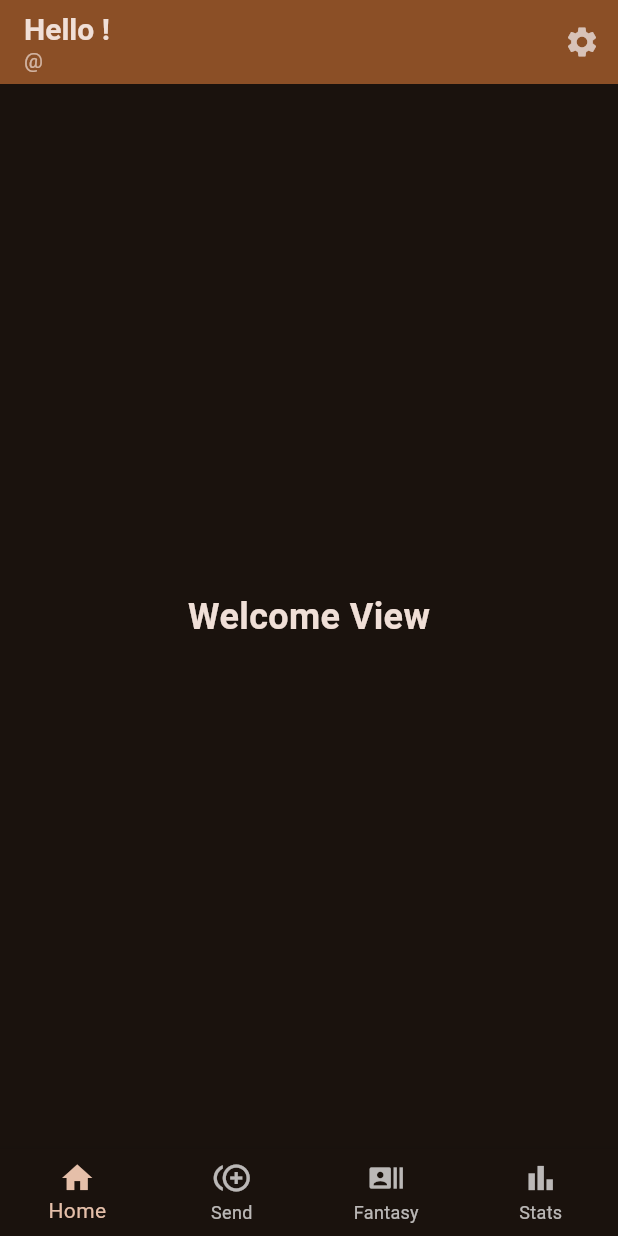
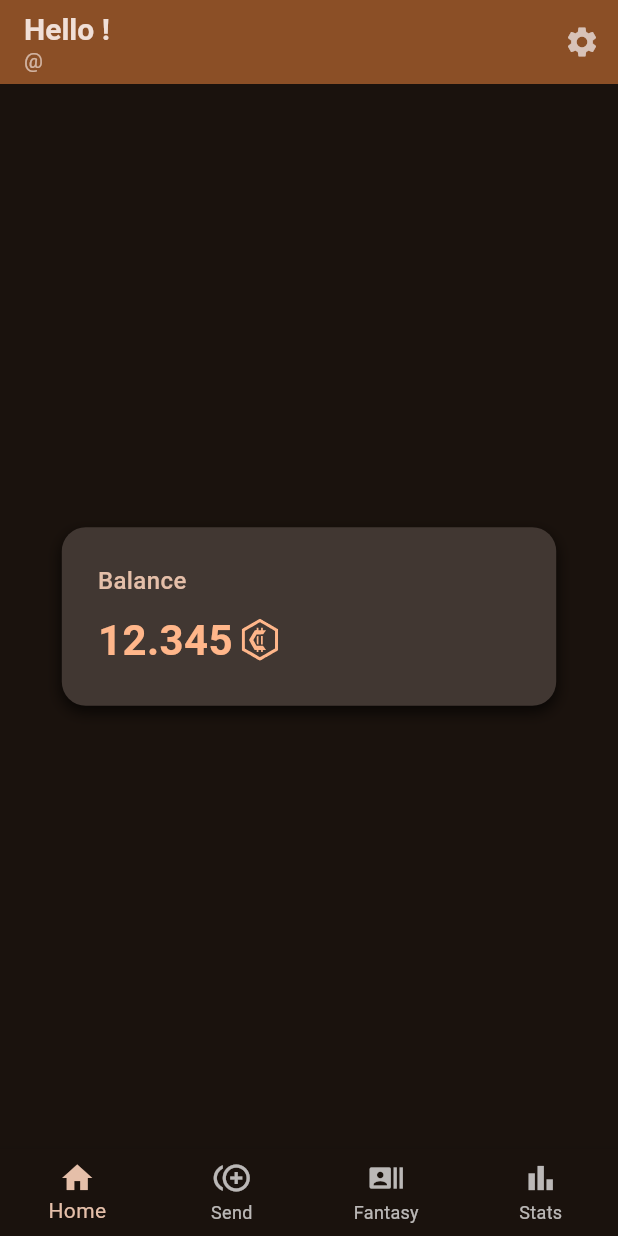
Before and after one commit to filo-g/cobre_coin, a Flutter app: the screen it shows once a user with an empty profile is signed in, on a phone screen of 412 x 824 dp. Run offline on Flutter 3.47's test engine with Material 3 defaults, Android fonts, the phone set to English and light mode, and no system bars; our stand-ins replace flutter_dotenv, flutter_svg, supabase_flutter; accounts and stored records are empty.

Commit message:
balance placeholder

```diff
--- a/lib/routes/welcome.dart
+++ b/lib/routes/welcome.dart
@@ -1,15 +1,79 @@
 import 'package:flutter/material.dart';
+import 'package:intl/intl.dart';
+import 'package:flutter_svg/svg.dart';
 
 class WelcomeRoute extends StatelessWidget {
   const WelcomeRoute({super.key});
 
   @override
   Widget build(BuildContext context) {
-    return const Center(
-      child: Text(
-        'Welcome View',
-        style: TextStyle(fontSize: 24, fontWeight: FontWeight.bold),
-      ),
+    final theme = Theme.of(context);
+    final balance = 12345; // TODO: Change to get balance from supabase
+    final formattedBalance = NumberFormat('#,##0', 'es_ES').format(balance);
+
+    return LayoutBuilder(
+      builder: (context, constraints) {
+        final cardWidth = constraints.maxWidth * 0.8; // 80% of screen width
+        final cardPadding = constraints.maxWidth < 400 ? 16.0 : 24.0;
+
+        return Center(
+          child: Container(
+            padding: EdgeInsets.all(cardPadding),
+            width: cardWidth,
+            decoration: BoxDecoration(
+              color: theme.colorScheme.surfaceBright,
+              borderRadius: BorderRadius.circular(16),
+              boxShadow: [
+                BoxShadow(
+                  color: Colors.black.withValues(alpha: 0.7),
+                  blurRadius: 8,
+                  offset: const Offset(0, 4),
+                ),
+              ],
+            ),
+            child: Column(
+              crossAxisAlignment: CrossAxisAlignment.start,
+              mainAxisSize: MainAxisSize.min,
+              children: [
+                Text(
+                  'Balance',
+                  style: TextStyle(
+                    color: theme.colorScheme.secondary,
+                    fontSize: constraints.maxWidth < 400 ? 14 : 16,
+                    fontWeight: FontWeight.w500,
+                  ),
+                ),
+                const SizedBox(height: 8),
+                Row(
+                  crossAxisAlignment: CrossAxisAlignment.center,
+                  children: [
+                    Flexible(
+                      child: Text(
+                        formattedBalance,
+                        overflow: TextOverflow.ellipsis,
+                        style: TextStyle(
+                          color: theme.colorScheme.primary,
+                          fontSize: constraints.maxWidth < 400 ? 24 : 28,
+                          fontWeight: FontWeight.bold,
+                        ),
+                      ),
+                    ),
+                    const SizedBox(width: 6),
+                    SvgPicture.asset(
+                      'assets/svg/cobre.svg',
+                      height: constraints.maxWidth < 400 ? 24 : 28,
+                      colorFilter: ColorFilter.mode(
+                        theme.colorScheme.primary,
+                        BlendMode.srcIn,
+                      ),
+                    ),
+                  ],
+                ),
+              ],
+            ),
+          ),
+        );
+      },
     );
   }
 }
--- a/pubspec.yaml
+++ b/pubspec.yaml
@@ -38,6 +38,8 @@ dependencies:
   cupertino_icons: ^1.0.8
   #Supabase integration
   supabase_flutter: ^2.10.3
+  intl: ^0.20.2
+  flutter_svg: ^2.2.1
 
 dev_dependencies:
   flutter_test:
@@ -64,6 +66,7 @@ flutter:
   # To add assets to your application, add an assets section, like this:
   assets:
     - .env
+    - assets/svg/cobre.svg
 
   # An image asset can refer to one or more resolution-specific "variants", see
   # https://flutter.dev/to/resolution-aware-images
```
Also changed, not shown: assets/svg/cobre.svg (added), pubspec.lock.
